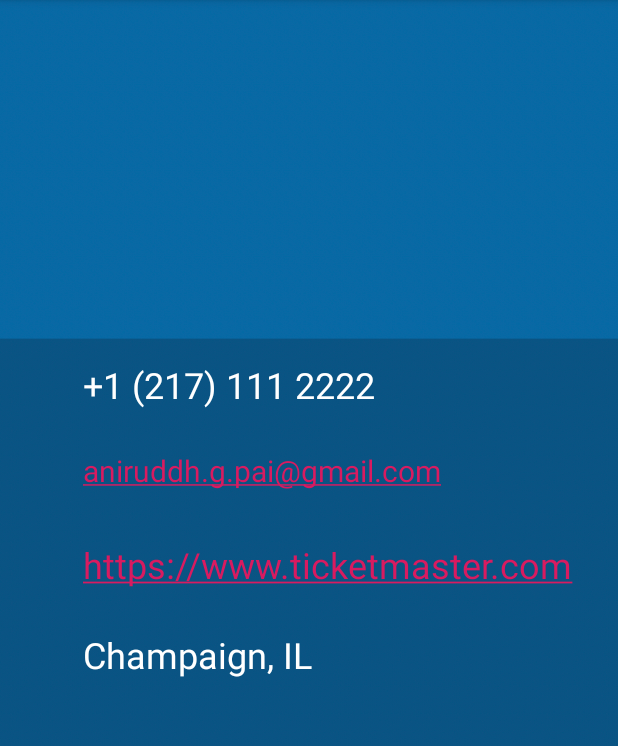
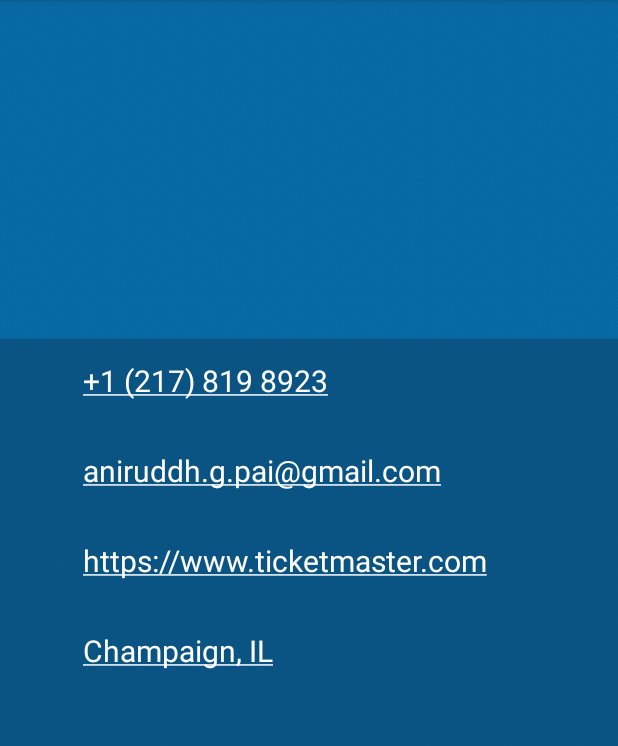
Before and after one commit to agpai2/EventPhile, an Android app: the ContactUsActivity screen opened directly, with no data from a screen before it, on a phone screen of 412 x 824 dp, the part 84-830 px from its top. Run offline under Robolectric (Android 15) with nearby library versions, the light colour scheme and no system bars.

Commit message:
Minor changes in contact

```diff
--- a/app/src/main/java/com/example/eventphile/ContactUsActivity.java
+++ b/app/src/main/java/com/example/eventphile/ContactUsActivity.java
@@ -4,6 +4,7 @@
 import android.os.Bundle;
 import android.text.Html;
 import android.text.method.LinkMovementMethod;
+import android.text.util.Linkify;
 import android.widget.TextView;
 
 public class ContactUsActivity extends AppCompatActivity {
@@ -11,7 +12,7 @@
     private String phoneText;
     private String emailText;
     private String webText;
-    private String locationText;
+    //private String locationText;
 
     @Override
     protected void onCreate(Bundle savedInstanceState) {
@@ -23,19 +24,27 @@
         TextView website = findViewById(R.id.website);
         TextView location = findViewById(R.id.location);
 
-        phoneText = "+1 (217) 111 2222";
-        //emailText = "eventsApp@events.com";
-        //webText = "https://www.ticketmaster.com";
-        locationText = "Champaign, IL";
+        phoneText = "+1 (217) 819 8923";
+        emailText = "aniruddh.g.pai@gmail.com";
+        webText = "https://www.ticketmaster.com";
+        //locationText = "Champaign, IL";
 
         phone.setText(phoneText);
+        Linkify.addLinks(phone, Linkify.ALL);
 
-        email.setText(Html.fromHtml("<a href=mailto: aniruddh.g.pai@gmail.com>aniruddh.g.pai@gmail.com</a>"));
-        email.setMovementMethod(LinkMovementMethod.getInstance());
+        email.setText(emailText);
+        Linkify.addLinks(email, Linkify.ALL);
+        //email.setText(Html.fromHtml("<a href=mailto: aniruddh.g.pai@gmail.com>aniruddh.g.pai@gmail.com</a>"));
+        //email.setMovementMethod(LinkMovementMethod.getInstance());
 
-        website.setText(Html.fromHtml("<a href='https://www.ticketmaster.com'>https://www.ticketmaster.com</a>"));
-        website.setMovementMethod(LinkMovementMethod.getInstance());
+        website.setText(webText);
+        Linkify.addLinks(website, Linkify.ALL);
+        //website.setText(Html.fromHtml("<a href='https://www.ticketmaster.com'>https://www.ticketmaster.com</a>"));
+        //website.setMovementMethod(LinkMovementMethod.getInstance());
 
-        location.setText(locationText);
+        //location.setText(locationText);
+        //Linkify.addLinks(location, Linkify.ALL);
+        location.setText(Html.fromHtml("<a href='https://www.google.com/maps/place/Champaign,+IL/@40.11461,-88.3471495,12z/data=!3m1!4b1!4m5!3m4!1s0x880cd08dde97691b:0x30f57847b475bfcf!8m2!3d40.1164204!4d-88.2433829'>Champaign, IL</a>"));
+        location.setMovementMethod(LinkMovementMethod.getInstance());
     }
 }
--- a/app/src/main/res/layout/activity_contact_us.xml
+++ b/app/src/main/res/layout/activity_contact_us.xml
@@ -29,7 +29,8 @@
             android:layout_height="60dp"
             android:text="TextView"
             android:textColor="#FFFFFF"
-            android:textSize="24sp" />
+            android:textColorLink="#FFFFFF"
+            android:textSize="20sp" />
 
         <TextView
             android:id="@+id/email"
@@ -37,6 +38,7 @@
             android:layout_height="60dp"
             android:text="TextView"
             android:textColor="#FFFFFF"
+            android:textColorLink="#FFFFFF"
             android:textSize="20sp" />
 
         <TextView
@@ -45,7 +47,8 @@
             android:layout_height="60dp"
             android:text="TextView"
             android:textColor="#FFFFFF"
-            android:textSize="24sp" />
+            android:textColorLink="#FFFFFF"
+            android:textSize="20sp" />
 
         <TextView
             android:id="@+id/location"
@@ -53,6 +56,7 @@
             android:layout_height="60dp"
             android:text="TextView"
             android:textColor="#FFFFFF"
-            android:textSize="24sp" />
+            android:textColorLink="#FFFFFF"
+            android:textSize="20sp" />
     </LinearLayout>
 </androidx.constraintlayout.widget.ConstraintLayout>
```
